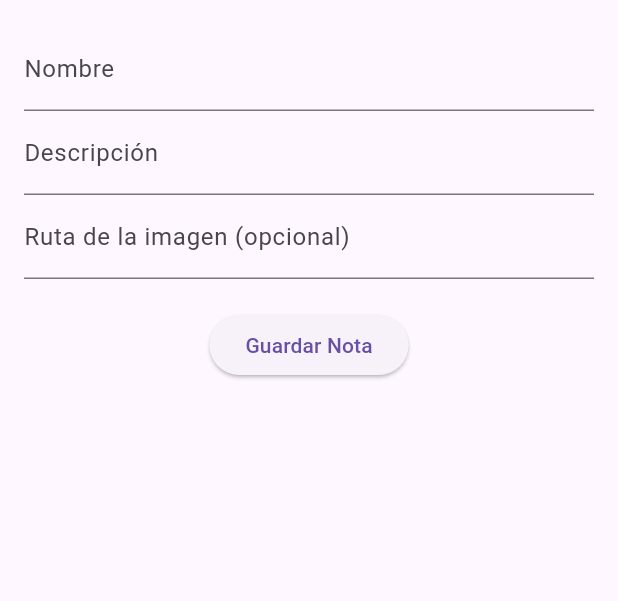
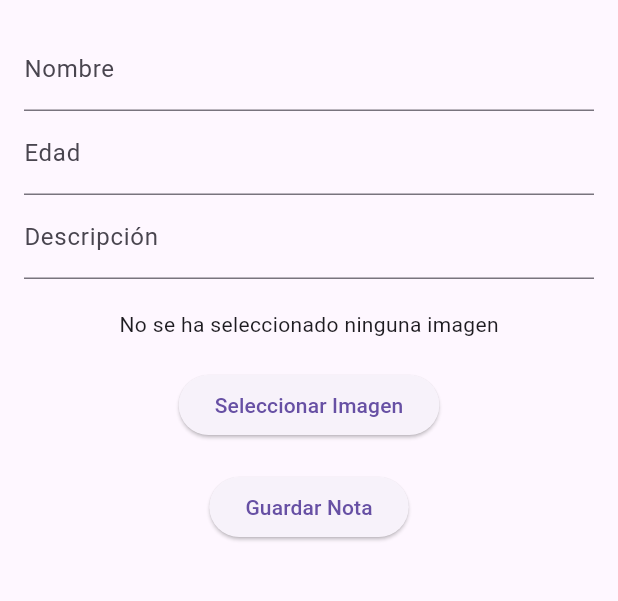
Before and after one commit to CindyBarria/PetCareApp, a Flutter app: the screen it shows after launch, after a tap on the "add" icon, on a phone screen of 412 x 824 dp, the part 81-682 px from its top. Run offline on Flutter 3.47's test engine with Material 3 defaults, Android fonts, the phone set to English and light mode, and no system bars; our stand-ins replace image_picker.

Commit message:
agregar imagen listo

```diff
--- a/petCare/lib/screens/Notas.dart
+++ b/petCare/lib/screens/Notas.dart
@@ -39,7 +39,7 @@ class NotesScreenState extends State<NotesScreen> {
         const Padding(
           padding: EdgeInsets.all(16.0 ),
           child: Text(
-            "Mascotas",
+            "Mas",
             style: TextStyle(
               fontSize: 24,
               fontWeight: FontWeight.normal,
@@ -93,9 +93,18 @@ class NotesScreenState extends State<NotesScreen> {
                             ),
                           ),
                           const SizedBox(height: 4),
-                          // Mostrar edad solo si está disponible
                           Text(
-                            ",${widget.notes[index].descripcion}",
+                            widget.notes[index].edad!,
+                            style: const TextStyle(
+                              fontSize: 18,
+                              color: Colors.grey,
+                              fontWeight: FontWeight.bold,
+                              fontFamily: 'Montserrat',
+                            ),
+                          ),
+
+                          Text(
+                            widget.notes[index].descripcion,
                             style: const TextStyle(
                               fontSize: 14,
                               color: Colors.grey,
--- a/petCare/lib/screens/note_add.dart
+++ b/petCare/lib/screens/note_add.dart
@@ -1,18 +1,28 @@
+import 'dart:io';
 import 'package:flutter/material.dart';
+import 'package:image_picker/image_picker.dart';
 import 'package:flutter_application_1/model/notas.dart';
 
-class NoteAddScreen extends StatelessWidget {
-  NoteAddScreen({super.key});
+class NoteAddScreen extends StatefulWidget {
+  const NoteAddScreen({super.key});
 
+  @override
+  _NoteAddScreenState createState() => _NoteAddScreenState();
+}
+
+class _NoteAddScreenState extends State<NoteAddScreen> {
   TextEditingController nombreController = TextEditingController();
+  TextEditingController edadController = TextEditingController();
   TextEditingController descriptionController = TextEditingController();
-  TextEditingController imagePathController = TextEditingController(); // Agregamos un campo para la ruta de la imagen
+  File? _selectedImage; // Imagen seleccionada por el usuario
+
+  final ImagePicker _picker = ImagePicker(); // Inicializamos el selector de imágenes
 
   @override
   Widget build(BuildContext context) {
     return Scaffold(
       appBar: AppBar(
-        title:getLogo(),
+        title: getLogo(),
       ),
       body: Padding(
         padding: const EdgeInsets.all(16.0),
@@ -23,12 +33,26 @@ class NoteAddScreen extends StatelessWidget {
               decoration: const InputDecoration(labelText: 'Nombre'),
             ),
             TextField(
+              controller: edadController,
+              decoration: const InputDecoration(labelText: 'Edad'),
+            ),
+            TextField(
               controller: descriptionController,
               decoration: const InputDecoration(labelText: 'Descripción'),
             ),
-            TextField(
-              controller: imagePathController,
-              decoration: const InputDecoration(labelText: 'Ruta de la imagen (opcional)'),
+            const SizedBox(height: 20),
+            _selectedImage != null
+                ? Image.file(
+                    _selectedImage!,
+                    height: 150,
+                    width: 150,
+                    fit: BoxFit.cover,
+                  )
+                : const Text('No se ha seleccionado ninguna imagen'),
+            const SizedBox(height: 20),
+            ElevatedButton(
+              onPressed: _pickImage,
+              child: const Text('Seleccionar Imagen'),
             ),
             const SizedBox(height: 20),
             ElevatedButton(
@@ -51,17 +75,33 @@ class NoteAddScreen extends StatelessWidget {
     );
   }
 
+  /// Método para seleccionar una imagen
+  Future<void> _pickImage() async {
+    final XFile? image = await _picker.pickImage(source: ImageSource.gallery); // Abrir la galería
+    if (image != null) {
+      setState(() {
+        _selectedImage = File(image.path); // Guardar la imagen seleccionada
+      });
+    }
+  }
+
+  /// Método para guardar la nota
   void agregarNuevaNota(BuildContext context) {
     String nuevaNota = nombreController.text;
+    String nuevaEdad = edadController.text;
     String nuevaDescripcion = descriptionController.text;
-    String? nuevaImagen = imagePathController.text.isNotEmpty ? imagePathController.text : null; // Si no hay ruta de imagen, se establece como null
+
+    // Si se seleccionó una imagen, guarda su ruta. Si no, establece null.
+    String? nuevaImagen = _selectedImage?.path;
 
     Notas miNuevaNota = Notas(
       nombre: nuevaNota,
+      edad: nuevaEdad,
       descripcion: nuevaDescripcion,
       imagePath: nuevaImagen,
     );
 
+    // Volver a la pantalla anterior con la nueva nota
     Navigator.of(context).pop(miNuevaNota);
   }
 }
```
